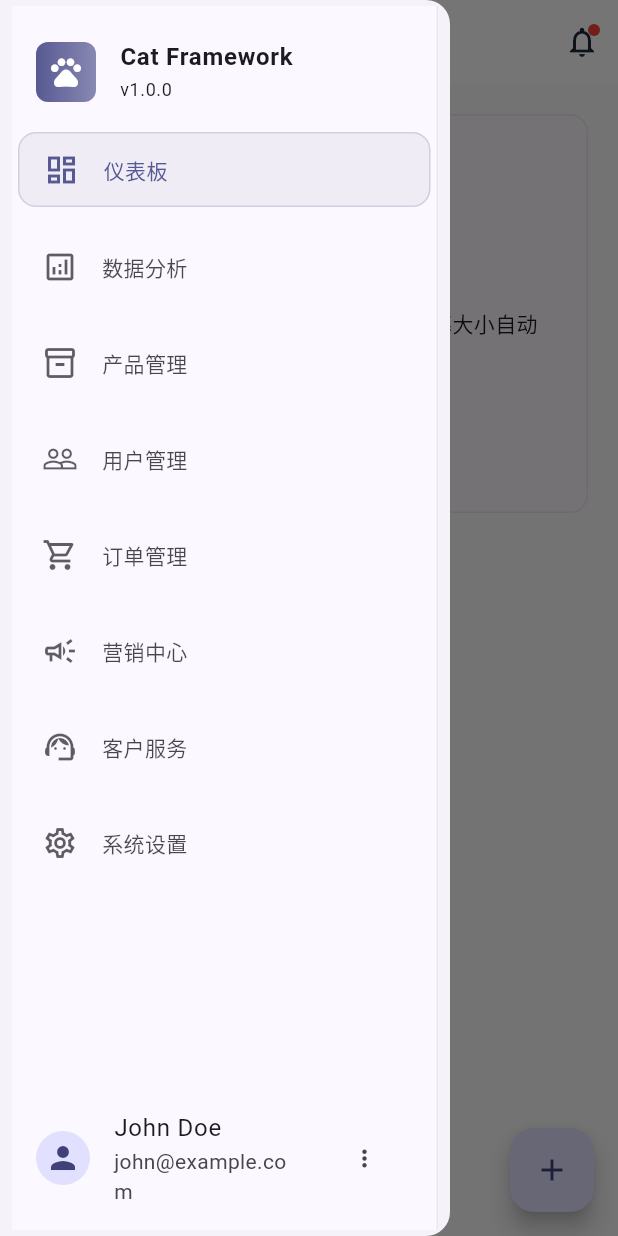
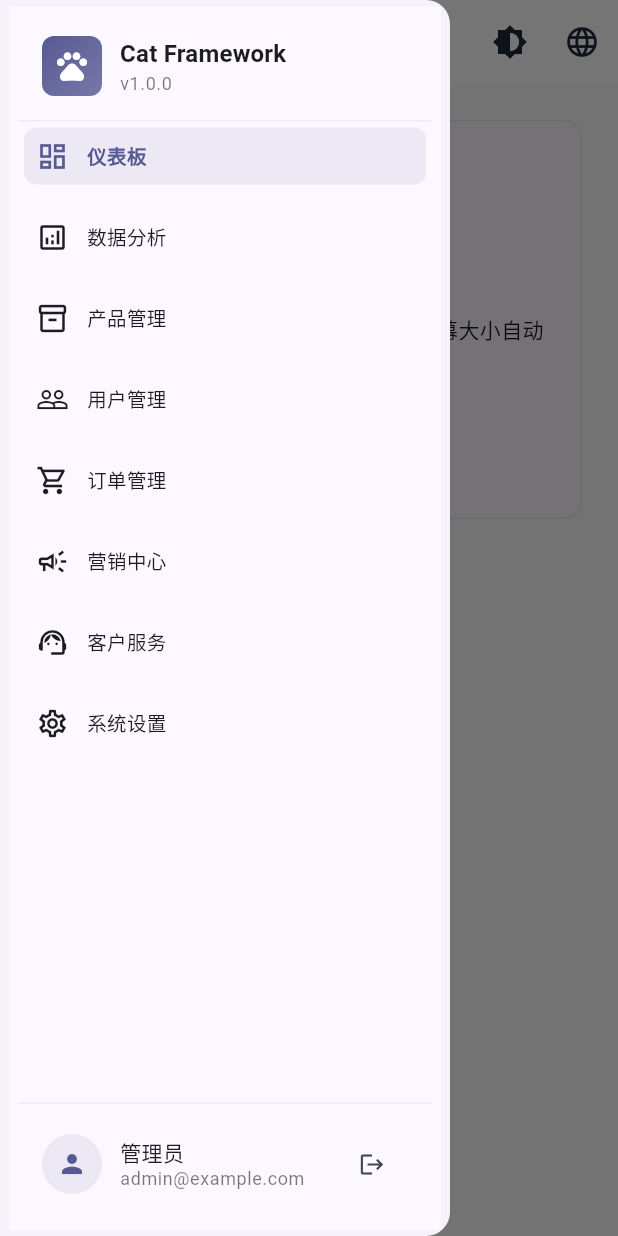
Before and after one commit to f361600134/cat-zson, a Flutter app: the MainLayout screen opened by its route, with the side drawer open, on a phone screen of 412 x 824 dp. Run offline on Flutter 3.47's test engine with Material 3 defaults, Android fonts, the phone set to English and light mode, and no system bars; drawn by our look-alikes of sidebarx; our stand-ins replace device_info_plus, get, get_storage, logger, package_info_plus, responsive_framework; accounts and stored records are empty.

Commit message:
Commit: 提交一版本侧边栏实现

```diff
--- a/lib/app/modules/main/main_layout.dart
+++ b/lib/app/modules/main/main_layout.dart
@@ -1,124 +1,96 @@
-import 'package:cat_zson_pro/app/modules/home/home_page.dart';
 import 'package:flutter/material.dart';
 import 'package:get/get.dart';
-import 'package:responsive_framework/responsive_framework.dart' as rf;
-import 'package:sidebarx/sidebarx.dart';
+import 'package:responsive_framework/responsive_framework.dart';
 import '../../core/navigation/responsive_navigation.dart';
 import '../../routes/app_routes.dart';
-import '../../utils/logger.dart';
-import '../settings/settings_page.dart';
+import '../home/home_page.dart';
 
+/// 主布局页面 - 展示响应式框架的最佳实践
 class MainLayout extends StatelessWidget {
   const MainLayout({super.key});
 
   @override
   Widget build(BuildContext context) {
-    final controller = Get.find<CatNavigationController>();
     return CatResponsiveScaffold(
+      navigationItems: _buildNavigationItems(),
+      config: _buildNavigationConfig(context),
+      onRouteChanged: (route) {
+        debugPrint('Route changed to: $route');
+      },
       title: 'Cat Framework',
-      navigationItems: _navigationItems,
-      config: _navigationConfig(context),
-      onRouteChanged: (route) => logger.d('Route changed to: $route'),
+      centerTitle: false,
       actions: [
-        _buildSearchButton(),
-        _buildNotificationButton(),
-        _buildUserAvatar(context),
+        IconButton(
+          icon: const Icon(Icons.brightness_6),
+          onPressed: () => _toggleTheme(),
+          tooltip: '切换主题',
+        ),
+        IconButton(
+          icon: const Icon(Icons.language),
+          onPressed: () => _showLanguageDialog(context),
+          tooltip: '切换语言',
+        ),
       ],
-      body: _buildBody(controller),
-      floatingActionButton: _buildFAB(),
+      body: _buildMainContent(),
     );
   }
 
-  List<NavigationItem> get _navigationItems => [
-    _navItem(Icons.dashboard_outlined, '仪表板', AppRoutes.dashboard),
-    _navItem(Icons.analytics_outlined, '数据分析', AppRoutes.analytics),
-    _navItem(Icons.inventory_2_outlined, '产品管理', AppRoutes.products),
-    _navItem(Icons.people_outline, '用户管理', AppRoutes.users),
-    _navItem(Icons.shopping_cart_outlined, '订单管理', AppRoutes.orders),
-    _navItem(Icons.campaign_outlined, '营销中心', AppRoutes.marketing),
-    _navItem(Icons.support_agent_outlined, '客户服务', AppRoutes.support),
-    _navItem(Icons.settings_outlined, '系统设置', AppRoutes.settings),
+  /// 构建导航项
+  List<NavigationItem> _buildNavigationItems() {
+    return [
+      NavigationItem(
+        icon: Icons.dashboard_outlined,
+        label: '仪表板',
+        route: AppRoutes.dashboard,
+      ),
+      NavigationItem(
+        icon: Icons.analytics_outlined,
+        label: '数据分析',
+        route: AppRoutes.analytics,
+      ),
+      NavigationItem(
+        icon: Icons.inventory_2_outlined,
+        label: '产品管理',
+        route: AppRoutes.products,
+      ),
+      NavigationItem(
+        icon: Icons.people_outline,
+        label: '用户管理',
+        route: AppRoutes.users,
+      ),
+      NavigationItem(
+        icon: Icons.shopping_cart_outlined,
+        label: '订单管理',
+        route: AppRoutes.orders,
+      ),
+      NavigationItem(
+        icon: Icons.campaign_outlined,
+        label: '营销中心',
+        route: AppRoutes.marketing,
+      ),
+      NavigationItem(
+        icon: Icons.support_agent_outlined,
+        label: '客户服务',
+        route: AppRoutes.support,
+      ),
+      NavigationItem(
+        icon: Icons.settings_outlined,
+        label: '系统设置',
+        route: AppRoutes.settings,
+      ),
     ];
+  }
 
-  NavigationItem _navItem(IconData icon, String label, String route) =>
-      NavigationItem(icon: icon, label: label, route: route);
-
-  NavigationConfig _navigationConfig(BuildContext context) => NavigationConfig(
+  /// 构建导航配置
+  NavigationConfig _buildNavigationConfig(BuildContext context) {
+    return NavigationConfig(
       extendedWidth: 280,
-    collapsedWidth: 80,
+      collapsedWidth: 72,
       drawerWidth: 300,
       animationDuration: const Duration(milliseconds: 250),
       showToggleButton: true,
       appName: 'Cat Framework',
-    logo: _buildLogo(context),
-    headerBuilder: _buildHeader,
-    footerBuilder: _buildFooter,
-    theme: _sidebarTheme(context),
-  );
-
-  Widget _buildBody(CatNavigationController controller) => rf.MaxWidthBox(
-    maxWidth: 1400,
-    child: AnimatedSwitcher(
-      duration: const Duration(milliseconds: 200),
-      switchInCurve: Curves.easeInOut,
-      switchOutCurve: Curves.easeInOut,
-      child: Container(
-        key: ValueKey(controller.currentRoute.value),
-        width: double.infinity,
-        padding: const EdgeInsets.all(12),
-        child: _routeWidget(controller.currentRoute.value),
-      ),
-    ),
-  );
-
-  Widget _routeWidget(String route) {
-    return switch (route) {
-      AppRoutes.dashboard => const DashboardPage(),
-      AppRoutes.analytics => const AnalyticsPage(),
-      AppRoutes.products => const ProductsPage(),
-      AppRoutes.users => const UsersPage(),
-      AppRoutes.orders => const OrdersPage(),
-      AppRoutes.marketing => const MarketingPage(),
-      AppRoutes.support => const SupportPage(),
-      AppRoutes.settings => const SettingsPage(),
-      _ => const DashboardPage(),
-    };
-  }
-
-  SidebarXTheme _sidebarTheme(BuildContext context) => SidebarXTheme(
-    decoration: BoxDecoration(
-      color: Theme.of(context).colorScheme.surface,
-      border: Border(
-        right: BorderSide(
-          color: Theme.of(context).dividerColor.withOpacity(0.12),
-        ),
-      ),
-    ),
-    iconTheme:
-    IconThemeData(color: Theme.of(context).colorScheme.onSurface.withOpacity(0.7)),
-    selectedIconTheme:
-    IconThemeData(color: Theme.of(context).colorScheme.primary),
-    textStyle:
-    TextStyle(color: Theme.of(context).colorScheme.onSurface.withOpacity(0.8)),
-    selectedTextStyle:
-    TextStyle(color: Theme.of(context).colorScheme.primary),
-    itemTextPadding: const EdgeInsets.only(left: 16),
-    selectedItemTextPadding: const EdgeInsets.only(left: 16),
-    itemDecoration: BoxDecoration(borderRadius: BorderRadius.circular(12)),
-    selectedItemDecoration: BoxDecoration(
-      borderRadius: BorderRadius.circular(12),
-      color: Theme.of(context).colorScheme.primary.withOpacity(0.08),
-      border:
-      Border.all(color: Theme.of(context).colorScheme.primary.withOpacity(0.2)),
-    ),
-    itemPadding: const EdgeInsets.symmetric(horizontal: 16, vertical: 12),
-    selectedItemPadding: const EdgeInsets.symmetric(horizontal: 16, vertical: 12),
-    margin: const EdgeInsets.symmetric(horizontal: 8, vertical: 4),
-    padding: const EdgeInsets.symmetric(vertical: 8),
-    hoverColor: Theme.of(context).colorScheme.onSurface.withOpacity(0.04),
-  );
-
-  Widget _buildLogo(BuildContext context) => Container(
+      logo: Container(
         width: 40,
         height: 40,
         decoration: BoxDecoration(
@@ -126,123 +98,323 @@ class MainLayout extends StatelessWidget {
           gradient: LinearGradient(
             colors: [
               Theme.of(context).primaryColor,
-          Theme.of(context).primaryColor.withOpacity(0.7),
+              Theme.of(context).primaryColor.withOpacity(0.8),
+            ],
+            begin: Alignment.topLeft,
+            end: Alignment.bottomRight,
+          ),
+        ),
+        child: const Icon(
+          Icons.pets,
+          color: Colors.white,
+          size: 24,
+        ),
+      ),
+      headerBuilder: (context, extended) => _buildCustomHeader(context, extended),
+      footerBuilder: (context, extended) => _buildCustomFooter(context, extended),
+    );
+  }
+
+  /// 自定义头部
+  Widget _buildCustomHeader(BuildContext context, bool extended) {
+    return Container(
+      padding: const EdgeInsets.all(16),
+      decoration: BoxDecoration(
+        border: Border(
+          bottom: BorderSide(
+            color: Theme.of(context).dividerColor.withOpacity(0.1),
+            width: 1,
+          ),
+        ),
+      ),
+      child: Row(
+        children: [
+          Container(
+            width: 40,
+            height: 40,
+            decoration: BoxDecoration(
+              borderRadius: BorderRadius.circular(8),
+              gradient: LinearGradient(
+                colors: [
+                  Theme.of(context).primaryColor,
+                  Theme.of(context).primaryColor.withOpacity(0.8),
+                ],
+                begin: Alignment.topLeft,
+                end: Alignment.bottomRight,
+              ),
+            ),
+            child: const Icon(
+              Icons.pets,
+              color: Colors.white,
+              size: 24,
+            ),
+          ),
+          if (extended) ...[
+            const SizedBox(width: 12),
+            Expanded(
+              child: Column(
+                crossAxisAlignment: CrossAxisAlignment.start,
+                children: [
+                  Text(
+                    'Cat Framework',
+                    style: Theme.of(context).textTheme.titleMedium?.copyWith(
+                      fontWeight: FontWeight.bold,
+                    ),
+                    overflow: TextOverflow.ellipsis,
+                  ),
+                  Text(
+                    'v1.0.0',
+                    style: Theme.of(context).textTheme.bodySmall?.copyWith(
+                      color: Theme.of(context).colorScheme.onSurface.withOpacity(0.6),
+                    ),
+                  ),
                 ],
               ),
             ),
-    child: const Icon(Icons.pets, color: Colors.white),
+          ],
+        ],
+      ),
     );
+  }
 
-  Widget _buildHeader(BuildContext context, bool extended) => extended
-      ? ListTile(
-    leading: _buildLogo(context),
-    title: const Text('Cat Framework', style: TextStyle(fontWeight: FontWeight.bold)),
-    subtitle: Text('v1.0.0', style: Theme.of(context).textTheme.bodySmall),
-  )
-      : const SizedBox.shrink();
+  /// 自定义底部
+  Widget _buildCustomFooter(BuildContext context, bool extended) {
+    return Container(
+      padding: const EdgeInsets.all(16),
+      decoration: BoxDecoration(
+        border: Border(
+          top: BorderSide(
+            color: Theme.of(context).dividerColor.withOpacity(0.1),
+            width: 1,
+          ),
+        ),
+      ),
+      child: Row(
+        children: [
+          CircleAvatar(
+            radius: extended ? 20 : 16,
+            backgroundColor: Theme.of(context).primaryColor.withOpacity(0.1),
+            child: Icon(
+              Icons.person,
+              size: extended ? 20 : 16,
+              color: Theme.of(context).primaryColor,
+            ),
+          ),
+          if (extended) ...[
+            const SizedBox(width: 12),
+            Expanded(
+              child: Column(
+                crossAxisAlignment: CrossAxisAlignment.start,
+                children: [
+                  Text(
+                    '管理员',
+                    style: Theme.of(context).textTheme.bodyMedium?.copyWith(
+                      fontWeight: FontWeight.w500,
+                    ),
+                    overflow: TextOverflow.ellipsis,
+                  ),
+                  Text(
+                    'admin@example.com',
+                    style: Theme.of(context).textTheme.bodySmall?.copyWith(
+                      color: Theme.of(context).colorScheme.onSurface.withOpacity(0.6),
+                    ),
+                    overflow: TextOverflow.ellipsis,
+                  ),
+                ],
+              ),
+            ),
+            IconButton(
+              icon: const Icon(Icons.logout, size: 18),
+              onPressed: () => _handleLogout(context),
+              tooltip: '退出登录',
+            ),
+          ],
+        ],
+      ),
+    );
+  }
 
-  Widget _buildFooter(BuildContext context, bool extended) => ListTile(
-    leading: const CircleAvatar(radius: 18, child: Icon(Icons.person)),
-    title: extended ? const Text('John Doe') : null,
-    subtitle: extended ? const Text('john@example.com') : null,
-    trailing: extended ? _userPopup(context) : null,
-  );
-
-  Widget _userPopup(BuildContext context) => PopupMenuButton<String>(
-    icon: const Icon(Icons.more_vert, size: 18),
-    onSelected: _handleUserAction,
-    itemBuilder: (context) => const [
-      PopupMenuItem(value: 'profile', child: Text('个人资料')),
-      PopupMenuItem(value: 'logout', child: Text('退出登录')),
+  /// 构建主内容区
+  Widget _buildMainContent() {
+    return ResponsiveRowColumn(
+      layout: ResponsiveBreakpoints.of(Get.context!).smallerThan(TABLET)
+          ? ResponsiveRowColumnType.COLUMN
+          : ResponsiveRowColumnType.ROW,
+      children: [
+        ResponsiveRowColumnItem(
+          rowFlex: 1,
+          child: Container(
+            width: double.infinity,
+            margin: const EdgeInsets.all(16),
+            child: GetBuilder<CatNavigationController>(
+              builder: (controller) {
+                return _getPageForRoute(controller.currentRoute.value);
+              },
+            ),
+          ),
+        ),
       ],
     );
+  }
 
-  void _handleUserAction(String action) {
-    switch (action) {
-      case 'profile':
-        Get.toNamed(AppRoutes.profile);
-        break;
-      case 'logout':
-        Get.dialog(AlertDialog(
-          title: const Text('确认退出'),
-          content: const Text('您确定要退出登录吗？'),
-          actions: [
-            TextButton(onPressed: Get.back, child: const Text('取消')),
-            ElevatedButton(onPressed: Get.back, child: const Text('确认')),
-          ],
-        ));
+  /// 根据路由获取对应页面
+  Widget _getPageForRoute(String route) {
+    switch (route) {
+      case AppRoutes.dashboard:
+        return const DashboardPage();
+      case AppRoutes.analytics:
+        return const AnalyticsPage();
+      case AppRoutes.products:
+        return const ProductsPage();
+      case AppRoutes.users:
+        return const UsersPage();
+      case AppRoutes.orders:
+        return const OrdersPage();
+      case AppRoutes.marketing:
+        return const MarketingPage();
+      case AppRoutes.support:
+        return const SupportPage();
+      case AppRoutes.settings:
+        return const SettingsPage();
+      default:
+        return const DashboardPage();
     }
   }
 
-  Widget _buildSearchButton() => rf.ResponsiveVisibility(
-    hiddenConditions: const [rf.Condition.smallerThan(name: rf.TABLET)],
-    child: IconButton(icon: const Icon(Icons.search), onPressed: _showSearch),
-  );
+  /// 切换主题
+  void _toggleTheme() {
+    // 实现主题切换逻辑
+    debugPrint('Toggle theme');
+  }
 
-  void _showSearch() => Get.dialog(const AlertDialog(
-    title: Text('搜索'),
-    content: TextField(decoration: InputDecoration(hintText: '输入关键词')),
-  ));
-
-  Widget _buildNotificationButton() => IconButton(
-    icon: Stack(children: [
-      const Icon(Icons.notifications_outlined),
-      Positioned(
-        right: 0,
-        top: 0,
-        child: Container(
-          width: 8,
-          height: 8,
-          decoration: const BoxDecoration(color: Colors.red, shape: BoxShape.circle),
+  /// 显示语言选择对话框
+  void _showLanguageDialog(BuildContext context) {
+    showDialog(
+      context: context,
+      builder: (context) => AlertDialog(
+        title: const Text('选择语言'),
+        content: Column(
+          mainAxisSize: MainAxisSize.min,
+          children: [
+            ListTile(
+              leading: const Icon(Icons.language),
+              title: const Text('中文'),
+              onTap: () => Navigator.pop(context),
             ),
-      )
-    ]),
-    onPressed: _showNotifications,
-  );
-
-  void _showNotifications() => Get.bottomSheet(Container(
-    height: 400,
-    padding: const EdgeInsets.all(16),
-    decoration: const BoxDecoration(
-      color: Colors.white,
-      borderRadius: BorderRadius.vertical(top: Radius.circular(16)),
+            ListTile(
+              leading: const Icon(Icons.language),
+              title: const Text('English'),
+              onTap: () => Navigator.pop(context),
             ),
-    child: const Column(
-      crossAxisAlignment: CrossAxisAlignment.start,
-      children: [
-        Text('通知', style: TextStyle(fontSize: 20, fontWeight: FontWeight.bold)),
-        Spacer(),
-        Center(child: Text('暂无新通知')),
           ],
-    ),
-  ));
-
-  Widget _buildUserAvatar(BuildContext context) => rf.ResponsiveVisibility(
-    hiddenConditions: const [rf.Condition.smallerThan(name: rf.TABLET)],
-    child: Padding(
-      padding: const EdgeInsets.only(right: 16),
-      child: CircleAvatar(
-        radius: 16,
-        backgroundColor: Theme.of(context).primaryColor,
-        child: const Icon(Icons.person, size: 20, color: Colors.white),
         ),
       ),
     );
+  }
 
-  Widget _buildFAB() => rf.ResponsiveVisibility(
-    visibleConditions: const [rf.Condition.smallerThan(name: rf.TABLET)],
-    child: FloatingActionButton(
-      onPressed: _showCreateDialog,
-      child: const Icon(Icons.add),
+  /// 处理退出登录
+  void _handleLogout(BuildContext context) {
+    showDialog(
+      context: context,
+      builder: (context) => AlertDialog(
+        title: const Text('确认退出'),
+        content: const Text('确定要退出登录吗？'),
+        actions: [
+          TextButton(
+            onPressed: () => Navigator.pop(context),
+            child: const Text('取消'),
+          ),
+          ElevatedButton(
+            onPressed: () {
+              Navigator.pop(context);
+              // 实现退出登录逻辑
+            },
+            child: const Text('确定'),
+          ),
+        ],
       ),
     );
+  }
+}
 
-  void _showCreateDialog() => Get.dialog(AlertDialog(
-    title: const Text('创建新项目'),
-    content: const Text('请选择要创建的项目类型'),
-    actions: [
-      TextButton(onPressed: Get.back, child: const Text('取消')),
-      ElevatedButton(onPressed: Get.back, child: const Text('创建')),
+/// 设置页面
+class SettingsPage extends StatelessWidget {
+  const SettingsPage({super.key});
+
+  @override
+  Widget build(BuildContext context) {
+    return Container(
+      margin: const EdgeInsets.all(8),
+      padding: const EdgeInsets.all(24),
+      decoration: BoxDecoration(
+        color: Theme.of(context).colorScheme.surface,
+        borderRadius: BorderRadius.circular(12),
+        border: Border.all(
+          color: Theme.of(context).dividerColor.withOpacity(0.12),
+        ),
+      ),
+      child: Column(
+        crossAxisAlignment: CrossAxisAlignment.start,
+        children: [
+          Icon(
+            Icons.settings,
+            size: 48,
+            color: Theme.of(context).primaryColor,
+          ),
+          const SizedBox(height: 16),
+          Text(
+            '系统设置',
+            style: Theme.of(context).textTheme.headlineSmall,
+          ),
+          const SizedBox(height: 8),
+          Text(
+            '在这里可以配置系统的各种设置选项。',
+            style: Theme.of(context).textTheme.bodyMedium,
+          ),
+          const SizedBox(height: 24),
+          _buildSettingsList(context),
         ],
-  ));
+      ),
+    );
   }
+
+  Widget _buildSettingsList(BuildContext context) {
+    return Card(
+      child: Column(
+        children: [
+          ListTile(
+            leading: const Icon(Icons.palette),
+            title: const Text('主题设置'),
+            subtitle: const Text('配置应用外观主题'),
+            trailing: const Icon(Icons.chevron_right),
+            onTap: () {},
+          ),
+          const Divider(),
+          ListTile(
+            leading: const Icon(Icons.language),
+            title: const Text('语言设置'),
+            subtitle: const Text('切换应用显示语言'),
+            trailing: const Icon(Icons.chevron_right),
+            onTap: () {},
+          ),
+          const Divider(),
+          ListTile(
+            leading: const Icon(Icons.notifications),
+            title: const Text('通知设置'),
+            subtitle: const Text('管理系统通知偏好'),
+            trailing: const Icon(Icons.chevron_right),
+            onTap: () {},
+          ),
+          const Divider(),
+          ListTile(
+            leading: const Icon(Icons.security),
+            title: const Text('安全设置'),
+            subtitle: const Text('账户安全相关配置'),
+            trailing: const Icon(Icons.chevron_right),
+            onTap: () {},
+          ),
+        ],
+      ),
+    );
+  }
+}
--- a/lib/app/routes/app_pages.dart
+++ b/lib/app/routes/app_pages.dart
@@ -1,6 +1,6 @@
 import 'package:cat_zson_pro/app/modules/home/home_page.dart';
+import 'package:cat_zson_pro/app/modules/profile/profile_page.dart';
 import 'package:cat_zson_pro/app/modules/main/main_layout.dart';
-import 'package:cat_zson_pro/app/modules/profile/profile_page.dart';
 import 'package:flutter/cupertino.dart';
 import 'package:get/get.dart';
 import 'app_routes.dart';
@@ -12,16 +12,8 @@ class AppPages {
   static final routes = [
     GetPage(name: '/', page: () => const HomePage()),
     GetPage(name: '/demo', page: () => const DemoPage()),
+    GetPage(name: AppRoutes.profile, page: () => const ProfilePage()),
     GetPage(name: AppRoutes.mainLayout, page: () => const MainLayout()),
-    GetPage(name: AppRoutes.dashboard, page: () => const MainLayout()),
-    GetPage(name: AppRoutes.analytics, page: () => const MainLayout()),
-    GetPage(name: AppRoutes.products, page: () => const MainLayout()),
-    GetPage(name: AppRoutes.users, page: () => const MainLayout()),
-    GetPage(name: AppRoutes.orders, page: () => const MainLayout()),
-    GetPage(name: AppRoutes.marketing, page: () => const MainLayout()),
-    GetPage(name: AppRoutes.support, page: () => const MainLayout()),
-    GetPage(name: AppRoutes.settings, page: () => const MainLayout()),
-    GetPage(name: AppRoutes.profile, page: () => const ProfilePage()),
     // GetPage(
     //   name: AppRoutes.splash,
     //   page: () => SplashView(),
```
Lines whose indentation alone changed are shown as unchanged.
